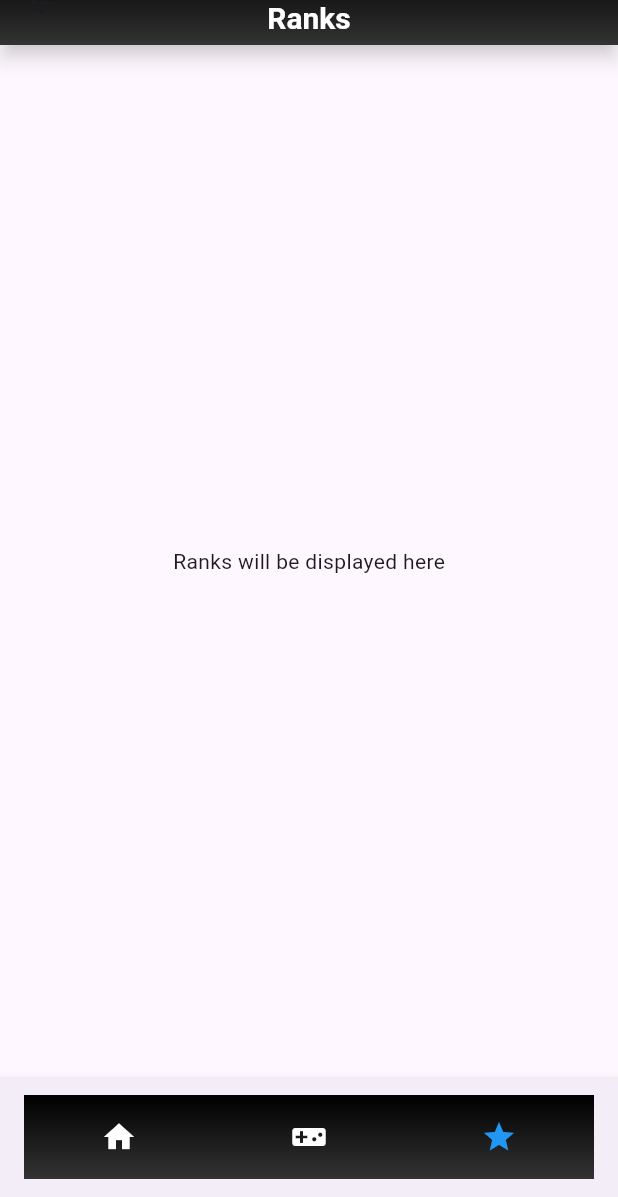
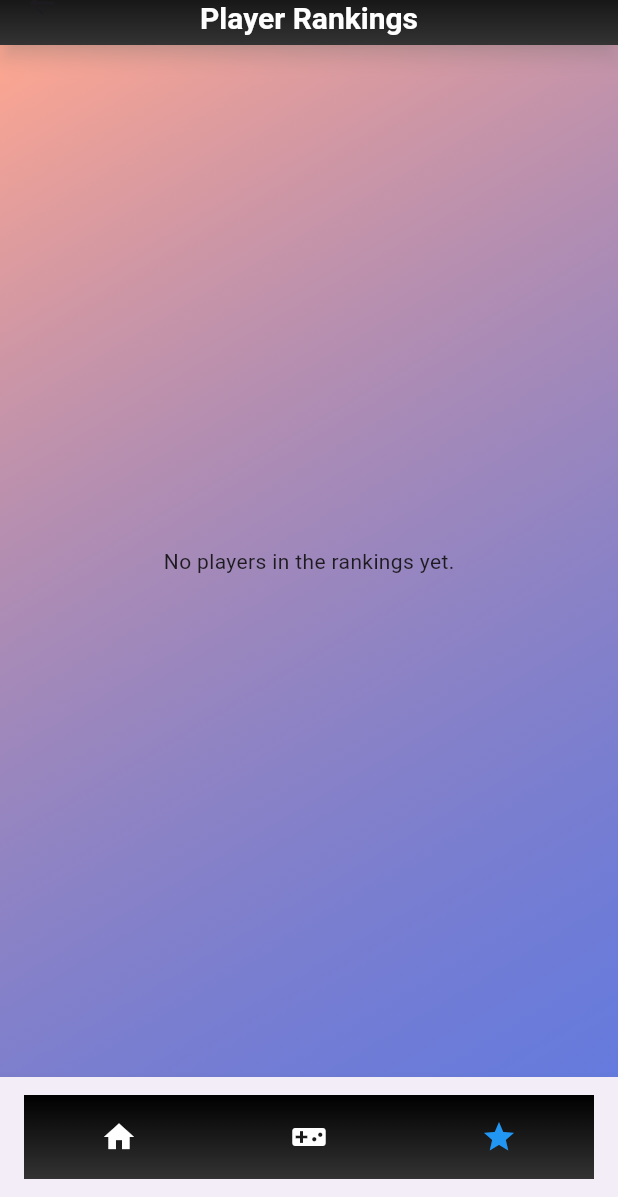
Before and after one commit to conestega-gmv-3term/mobile-3term, a Flutter app: the GameScreen screen opened by its route, after a tap on the "star" icon, on a phone screen of 412 x 824 dp, the part 39-1236 px from its top. Run offline on Flutter 3.47's test engine with Material 3 defaults, Android fonts, the phone set to English and light mode, and no system bars; our stand-ins replace image_picker, shared_preferences; accounts and stored records are empty.

Commit message:
added rankings page

```diff
--- a/tic_tac_toe_app/lib/main.dart
+++ b/tic_tac_toe_app/lib/main.dart
@@ -1,10 +1,7 @@
 import 'package:flutter/material.dart';
-import 'pages/playerinfo.dart';
 import 'pages/game.dart';
 import 'pages/ranks.dart';
 import 'pages/home.dart';
-import 'widgets/common_header.dart';
-import 'widgets/common_bottom_bar.dart';
 
 void main() {
   runApp(MyApp());
--- a/tic_tac_toe_app/lib/pages/game.dart
+++ b/tic_tac_toe_app/lib/pages/game.dart
@@ -1,6 +1,8 @@
 import 'package:flutter/material.dart';
 import 'package:tic_tac_toe_app/widgets/common_header.dart';
 import 'package:tic_tac_toe_app/widgets/common_bottom_bar.dart';
+import 'package:shared_preferences/shared_preferences.dart';
+import 'dart:convert';
 
 class GameScreen extends StatefulWidget {
   final String player1;
@@ -11,6 +13,8 @@ class GameScreen extends StatefulWidget {
     Key? key,
     this.player1 = "Player 1",
     this.player2 = "Player 2",
+
+
   }) : super(key: key);
 
   @override
@@ -28,6 +32,27 @@ class _GameScreenState extends State<GameScreen> {
   String currentPlayer = 'X'; // 'X' starts the game
   String? winner; // Winner state
 
+// Function to check if the game has ended in a draw
+  bool isDraw() {
+    return board.every((row) => row.every((cell) => cell.isNotEmpty)) && winner == null;
+  }
+
+  Future<void> updateScore() async {
+    if (winner != null) {
+      final winnerName = (winner == 'X' ? widget.player1 : widget.player2);
+      final prefs = await SharedPreferences.getInstance();
+      final playersString = prefs.getString('players');
+      if (playersString != null) {
+        final players = Map<String, dynamic>.from(jsonDecode(playersString));
+        final player = players[winnerName];
+        if (player != null) {
+          player['score'] = (player['score'] ?? 0) + 1;
+          await prefs.setString('players', jsonEncode(players));
+        }
+      }
+    }
+  }
+
   // Handle player move
   void handleTap(int row, int col) {
     if (board[row][col] == '' && winner == null) {
@@ -35,6 +60,9 @@ class _GameScreenState extends State<GameScreen> {
         board[row][col] = currentPlayer;
         if (checkWinner(row, col)) {
           winner = currentPlayer;
+          updateScore();
+        } else if (isDraw()) {
+          // Handle draw if needed
         } else {
           currentPlayer = (currentPlayer == 'X') ? 'O' : 'X'; // Switch turns
         }
--- a/tic_tac_toe_app/lib/pages/ranks.dart
+++ b/tic_tac_toe_app/lib/pages/ranks.dart
@@ -1,16 +1,81 @@
 import 'package:flutter/material.dart';
+import 'dart:convert';
+import 'package:shared_preferences/shared_preferences.dart';
 import 'package:tic_tac_toe_app/widgets/common_header.dart';
 import 'package:tic_tac_toe_app/widgets/common_bottom_bar.dart';
+import 'dart:io';
 
-class RanksScreen extends StatelessWidget {
+class RanksScreen extends StatefulWidget {
   const RanksScreen({Key? key}) : super(key: key);
+
+  @override
+  _RanksScreenState createState() => _RanksScreenState();
+}
+
+class _RanksScreenState extends State<RanksScreen> {
+  List<Map<String, dynamic>> _players = [];
+
+  @override
+  void initState() {
+    super.initState();
+    _loadPlayers();
+  }
+
+  // Method to load players from SharedPreferences
+  Future<void> _loadPlayers() async {
+    final prefs = await SharedPreferences.getInstance();
+    final playersString = prefs.getString('players');
+    if (playersString != null) {
+      final players = Map<String, dynamic>.from(jsonDecode(playersString));
+
+      // Sort players by score in descending order
+      final sortedPlayers = players.entries.map((entry) {
+        return {
+          'name': entry.key,
+          'score': entry.value['score'] as int? ?? 0,
+          'avatar': entry.value['avatar'],
+        };
+      }).toList()
+      ..sort((a, b) => b['score'].compareTo(a['score']));
+
+      setState(() {
+        _players = sortedPlayers;
+      });
+    }
+  }
 
   @override
   Widget build(BuildContext context) {
     return Scaffold(
-      appBar: const CommonHeader(pageTitle: 'Ranks'),
-      body: const Center(
-        child: Text('Ranks will be displayed here'),
+      appBar: const CommonHeader(pageTitle: 'Player Rankings'),
+      body: Container(
+        decoration: BoxDecoration(
+          gradient: LinearGradient(
+            colors: [
+              Color.fromRGBO(255, 167, 144, 249),
+              Color.fromRGBO(20, 57, 204, 0.655),
+            ],
+            begin: Alignment.topLeft,
+            end: Alignment.bottomRight,
+          ),
+        ),
+        child: _players.isEmpty
+            ? Center(child: Text('No players in the rankings yet.'))
+            : ListView.builder(
+                itemCount: _players.length,
+                itemBuilder: (context, index) {
+                  final player = _players[index];
+                  return ListTile(
+                    leading: player['avatar'] != null
+                        ? CircleAvatar(
+                            backgroundImage: FileImage(File(player['avatar'])),
+                          )
+                        : Icon(Icons.person),
+                    title: Text(player['name']),
+                    trailing: Text('Score: ${player['score']}'),
+                  );
+                },
+              ),
       ),
       bottomNavigationBar: const CommonBottomBar(),
     );
```
